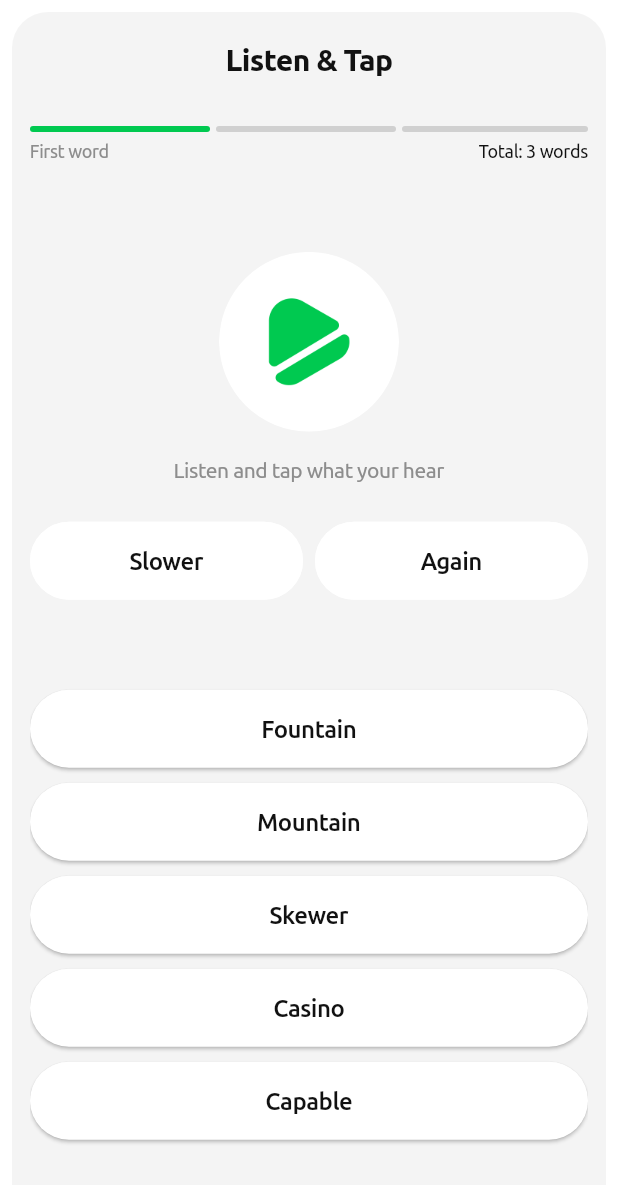
After one commit to Djakh/ustadia_user_app, a Flutter app: the ListenTapPage screen opened by its route, after a tap on "Single words", on a phone screen of 412 x 824 dp. The commit adds this screen. Shown: the top 1185 px of the screen. Run offline on Flutter 3.47's test engine with Material 3 defaults, Android fonts, the phone set to English and light mode, and no system bars; our stand-ins replace dio, dotted_border, equatable, flutter_bloc, flutter_tts, get_it and 1 more; project files that could hold a hidden picture were left out.

Commit message:
Issue #22: listan and tap page was implemented

```diff
--- a/lib/app.dart
+++ b/lib/app.dart
@@ -4,20 +4,22 @@ import 'package:ustadia_user_app/assets/themes/theme.dart';
 import 'package:ustadia_user_app/features/posts/presentation/bloc/post_bloc.dart';
 import 'package:ustadia_user_app/injection_container.dart';
 import 'package:ustadia_user_app/router.dart';
+import 'package:ustadia_user_app/size_config.dart';
 
 class UstadiaUserApp extends StatelessWidget {
   const UstadiaUserApp({super.key});
 
   /// --- Widgets ---
 
-  Widget get materialApp => MaterialApp.router(
-        title: 'Ustadia User',
-        theme: AppTheme.light(),
-        darkTheme: AppTheme.dark(),
-        themeMode: ThemeMode.system,
-        routerConfig: appRouter
-      );
-
+  Widget get materialApp => LayoutBuilder(builder: (context, constraints) {
+        SizeConfig().init(context, constraints);
+        return MaterialApp.router(
+            title: 'Ustadia User',
+            theme: AppTheme.light(),
+            darkTheme: AppTheme.dark(),
+            themeMode: ThemeMode.light,
+            routerConfig: appRouter);
+      });
   @override
   Widget build(BuildContext context) => MultiBlocProvider(
         providers: [BlocProvider<PostBloc>(create: (_) => sl<PostBloc>())],
--- a/lib/assets/constants/images.dart
+++ b/lib/assets/constants/images.dart
@@ -21,6 +21,7 @@ class AppImages {
   static const dailyChallangeBackground = 'assets/images/daily_challange_background.png';
   static const flashcardBackrgound = 'assets/images/flashcard_background.png';
   static const clap = 'assets/images/clap.png';
+  static const listenButton = 'assets/images/listen_button.png';
 
   /// --- Icons PNG ---
 
--- a/lib/core/network/dio_client.dart
+++ b/lib/core/network/dio_client.dart
@@ -23,6 +23,9 @@ class DioClient {
   }
 
   static void _log(String message) {
+    Dio dio = Dio(BaseOptions(baseUrl: "https://example.com"));
+
+    dio.get("/some");
     // Keep logging minimal; swap with a proper logger if needed.
     // ignore: avoid_print
     print('[DIO] $message');
--- a/lib/core/widgets/buttons/button.dart
+++ b/lib/core/widgets/buttons/button.dart
@@ -67,7 +67,7 @@ class Button extends StatelessWidget {
   Widget primaryButton(BuildContext context) => ElevatedButton(
         onPressed: isAvialable && !isLoading ? onTap : null,
         style: ElevatedButton.styleFrom(
-            minimumSize: Size(double.infinity, (height ?? 53).toDouble()),
+            minimumSize: Size(double.infinity, (height ?? 52).toDouble()),
             shape: RoundedRectangleBorder(borderRadius: Style.border32),
             backgroundColor: isAvialable ? color ?? context.cs.primary : context.cs.tertiary),
         child: isLoading ? const ActivityIndicator() : content(context),
@@ -76,7 +76,7 @@ class Button extends StatelessWidget {
   OutlinedButton textButton(BuildContext context) => OutlinedButton(
       onPressed: isAvialable ? onTap : null,
       style: OutlinedButton.styleFrom(
-        minimumSize: Size(double.infinity, (height ?? 53).toDouble()),
+        minimumSize: Size(double.infinity, (height ?? 52).toDouble()),
         shape: RoundedRectangleBorder(borderRadius: Style.border32),
         side: BorderSide(color: borderColor ?? context.cs.tertiary, width: borderWidth ?? 1.5),
         backgroundColor: isAvialable ? color ?? AppColors.white : AppColors.gray8D,
--- a/lib/core/widgets/cards/primary_background.dart
+++ b/lib/core/widgets/cards/primary_background.dart
@@ -10,14 +10,15 @@ class PrimaryBackground extends StatefulWidget {
   final EdgeInsets? padding;
   final String? title;
   final bool isHeader;
-
+  final bool isScrollable;
   const PrimaryBackground(
       {super.key,
       required this.child,
       this.padding,
       this.title,
       this.isHeader = true,
-      this.header});
+      this.header,
+      this.isScrollable = false});
 
   @override
   State<PrimaryBackground> createState() => _PrimaryBackgroundState();
@@ -97,6 +98,11 @@ class _PrimaryBackgroundState extends State<PrimaryBackground> {
         Padding(padding: const EdgeInsets.symmetric(horizontal: 56), child: centerWidget(context))
       ]));
 
+  Widget get scrollableChild => SingleChildScrollView(child: widget.child);
+
+  Widget get checkScrollabilityChild =>
+      widget.isScrollable ? SingleChildScrollView(child: widget.child) : widget.child;
+
   Widget view(BuildContext context) => SafeArea(
       child: Container(
           margin: const EdgeInsets.all(8),
@@ -108,7 +114,7 @@ class _PrimaryBackgroundState extends State<PrimaryBackground> {
 
               children: [
                 if (widget.isHeader) backButtonAndCenterWidget(context),
-                Expanded(child: widget.child)
+                Expanded(child: checkScrollabilityChild)
               ])));
 
   @override
--- a/lib/core/widgets/indicators/page_indicator.dart
+++ b/lib/core/widgets/indicators/page_indicator.dart
@@ -9,7 +9,7 @@ class PageIndicator extends StatelessWidget {
   final double itemHeight;
   final double spacing;
   final BorderRadius borderRadius;
-
+  final bool isExpanded;
   const PageIndicator({
     super.key,
     required this.currentIndex,
@@ -20,6 +20,7 @@ class PageIndicator extends StatelessWidget {
     this.itemHeight = 4,
     this.spacing = 4,
     BorderRadius? borderRadius,
+    this.isExpanded = false,
   }) : borderRadius = borderRadius ?? const BorderRadius.all(Radius.circular(12));
 
   Color _colorFor(int index) {
@@ -33,12 +34,13 @@ class PageIndicator extends StatelessWidget {
       margin: EdgeInsets.only(right: index == total - 1 ? 0 : spacing),
       height: itemHeight,
       width: itemWidth,
-      decoration: BoxDecoration(
-          color: _colorFor(index),
-          borderRadius: borderRadius));
+      decoration: BoxDecoration(color: _colorFor(index), borderRadius: borderRadius));
+
+  Widget checkIsExpandedIndicatior(int index) =>
+      isExpanded ? Expanded(child: itemAnimatedContainer(index)) : itemAnimatedContainer(index);
 
   @override
   Widget build(BuildContext context) => Row(
       mainAxisAlignment: MainAxisAlignment.start,
-      children: List.generate(total, (index) => itemAnimatedContainer(index)));
+      children: List.generate(total, (index) => checkIsExpandedIndicatior(index)));
 }
--- /dev/null
+++ b/lib/features/practice/presentation/pages/listen_tap_pages/listen_mode_choose_view.dart
@@ -0,0 +1,27 @@
+import 'package:flutter/material.dart';
+import 'package:ustadia_user_app/assets/themes/style.dart';
+import 'package:ustadia_user_app/features/practice/presentation/pages/listen_tap_pages/listen_tap_page.dart';
+import 'package:ustadia_user_app/features/practice/presentation/widgets/cards/listen_mode_card.dart';
+
+class ListenModeChooseContent extends StatelessWidget {
+  final Function(ListenTapMode value) selectMode;
+  const ListenModeChooseContent({super.key, required this.selectMode});
+
+  Widget modeSelection(BuildContext context) =>
+      Column(crossAxisAlignment: CrossAxisAlignment.start, children: [
+        const SizedBox(height: 24),
+        Text('Choose how to train', style: Style.bodyw6(context)),
+        const SizedBox(height: 12),
+        ListenModeCard(
+            selectMode: () => selectMode(ListenTapMode.words),
+            title: 'Single words',
+            subtitle: 'Practice pronunciation nuance'),
+        const SizedBox(height: 12),
+        ListenModeCard(
+            selectMode: () => selectMode(ListenTapMode.sentences),
+            title: 'Short sentences',
+            subtitle: 'Improve your comprehension speed'),
+      ]);
+  @override
+  Widget build(BuildContext context) => modeSelection(context);
+}
--- /dev/null
+++ b/lib/features/practice/presentation/pages/listen_tap_pages/listen_quiz_view.dart
@@ -0,0 +1,221 @@
+import 'package:flutter/material.dart';
+import 'package:flutter_tts/flutter_tts.dart';
+import 'package:ustadia_user_app/assets/constants/images.dart';
+import 'package:ustadia_user_app/assets/themes/style.dart';
+import 'package:ustadia_user_app/core/extensions/build_context_extension.dart';
+import 'package:ustadia_user_app/core/widgets/buttons/button.dart';
+import 'package:ustadia_user_app/core/widgets/indicators/page_indicator.dart';
+import 'package:ustadia_user_app/features/practice/presentation/pages/listen_tap_pages/listen_tap_page.dart';
+import 'package:ustadia_user_app/size_config.dart';
+
+class ListenQuizView extends StatefulWidget {
+  final FlutterTts tts;
+  final ListenTapMode mode;
+  final Function(ListenTapMode value) selectMode;
+  const ListenQuizView(
+      {super.key, required this.selectMode, required this.tts, required this.mode});
+
+  @override
+  State<ListenQuizView> createState() => _ListenQuizViewState();
+}
+
+class _ListenQuizViewState extends State<ListenQuizView> {
+  int totalListenings = 3;
+  int listeningIndex = 0;
+  int? selectedIndex;
+  bool answered = false;
+
+  /// --- Getters ---
+
+  List<ListenTapQuestion> get wordQuestions => const [
+        ListenTapQuestion(
+            prompt: 'skewer',
+            options: ['Fountain', 'Mountain', 'Skewer', 'Casino', 'Capable'],
+            answerIndex: 0),
+        ListenTapQuestion(
+            prompt: 'deliver',
+            options: ['Defiance', 'Delicious', 'Deliver', 'Decide', 'Decision'],
+            answerIndex: 1),
+        ListenTapQuestion(
+            prompt: 'liberty',
+            options: ['Liberty', 'Library', 'Lightly', 'Likely'],
+            answerIndex: 2),
+      ];
+
+  List<ListenTapQuestion> get sentenceQuestions => const [
+        ListenTapQuestion(
+            prompt: 'Where is the station?',
+            options: [
+              'Where is the station?',
+              'Where is the vacation?',
+              'Where is the bus station?'
+            ],
+            answerIndex: 0),
+        ListenTapQuestion(
+            prompt: 'I like coffee',
+            options: ['I like coffee', "I'd like coffee", 'See you tomorrow'],
+            answerIndex: 1),
+        ListenTapQuestion(
+            prompt: 'See you tomorrow',
+            options: ['See you tomorrow', 'See you borrow', 'See you next summer'],
+            answerIndex: 2),
+      ];
+
+  List<ListenTapQuestion> get questions =>
+      widget.mode == ListenTapMode.sentences ? sentenceQuestions : wordQuestions;
+
+  ListenTapQuestion get current => questions[listeningIndex];
+
+  double get progress => (listeningIndex + 1) / questions.length;
+
+  bool get isCorrect => selectedIndex != null && selectedIndex == current.answerIndex;
+
+  String getNumberInWords(int number) {
+    switch (number) {
+      case 0:
+        return 'First';
+      case 1:
+        return 'Second';
+      case 2:
+        return 'Third';
+
+      default:
+        return '';
+    }
+  }
+
+  String get wordOrSentence => widget.mode == ListenTapMode.words ? "word" : "sentence";
+
+  /// --- Methods ---
+
+  Future<void> onPlay({double rate = 0.95}) async {
+    try {
+      await widget.tts.stop();
+      await widget.tts.setLanguage('en-US');
+      await widget.tts.setSpeechRate(rate);
+      await widget.tts.speak(current.prompt);
+    } catch (e) {
+      print("My exception is $e");
+      // Ignore missing plugin edge cases (e.g., when TTS channel is not available)
+    }
+  }
+
+  void onSelectOption(int index) {
+    if (answered) return;
+    setState(() {
+      selectedIndex = index;
+      answered = true;
+    });
+  }
+
+  void onNext() {
+    if (listeningIndex == questions.length - 1) {
+      setState(() {
+        listeningIndex = 0;
+        selectedIndex = null;
+        answered = false;
+      });
+      return;
+    }
+    setState(() {
+      listeningIndex++;
+      selectedIndex = null;
+      answered = false;
+    });
+  }
+
+  /// --- Widgets ---
+
+  Widget get indicator => PageIndicator(
+      currentIndex: listeningIndex,
+      total: 3,
+      activeColor: context.cs.primary,
+      inactiveColor: context.cs.onTertiary.withAlpha(89),
+      isExpanded: true);
+
+  Widget get currentListening => Text(
+        "${getNumberInWords(listeningIndex)} $wordOrSentence",
+        style: Style.small2w4(context, color: TextColorRole.greyColor),
+      );
+
+  Widget get totalListeningWidget => Text(
+        "Total: $totalListenings ${wordOrSentence}s",
+        style: Style.small2w4(context),
+      );
+
+  Widget get listeningInfo => Row(
+        mainAxisAlignment: MainAxisAlignment.spaceBetween,
+        children: [currentListening, totalListeningWidget],
+      );
+
+  Widget get inkImage => Ink.image(
+      image: const AssetImage(AppImages.listenButton), width: 120, height: 120, fit: BoxFit.cover);
+
+  Widget get audioButton => Material(
+      color: Colors.transparent,
+      shape: const CircleBorder(),
+      clipBehavior: Clip.antiAlias,
+      child: InkWell(
+          onTap: onPlay,
+          customBorder: const CircleBorder(),
+          splashColor: Colors.white24, // чтобы точно было видно
+          highlightColor: Colors.white10, // опционально
+          child: inkImage));
+
+  Widget get controlRow => Row(children: [
+        Expanded(child: Button.border(onTap: () => onPlay(rate: 0.75), text: 'Slower')),
+        const SizedBox(width: 8),
+        Expanded(child: Button.border(onTap: () => onPlay(rate: 0.95), text: 'Again'))
+      ]);
+
+  Color optionColor(int index) {
+    if (!answered) return context.cs.surface;
+    if (index == current.answerIndex) return context.cs.primary;
+    if (selectedIndex == index && !isCorrect) return context.cs.error;
+    return context.cs.surface;
+  }
+
+  Color optionTextColor(int index) {
+    final fill = optionColor(index);
+    if (fill == context.cs.primary || fill == context.cs.error) return context.cs.onPrimary;
+    return context.cs.onSurface;
+  }
+
+  Widget optionButton(int index) => Button.primary(
+      onTap: () => onSelectOption(index),
+      color: optionColor(index),
+      text: current.options[index],
+      textColor: optionTextColor(index));
+
+  List<Widget> get optionsList => List.generate(
+      current.options.length,
+      (index) =>
+          Padding(padding: const EdgeInsets.symmetric(vertical: 5), child: optionButton(index)));
+
+  Widget get nextButton =>
+      answered ? Button.primary(onTap: onNext, text: 'Next') : const SizedBox(height: 52);
+
+  Widget get quizView => Column(
+        crossAxisAlignment: CrossAxisAlignment.center,
+        children: [
+          const SizedBox(height: 24),
+          indicator,
+          const SizedBox(height: 4),
+          listeningInfo,
+          SizedBox(height: SizeConfig.screenHeight / 14),
+          audioButton,
+          const SizedBox(height: 16),
+          Text('Listen and tap what your hear',
+              style: Style.small3w4(context, color: TextColorRole.greyColor)),
+          const SizedBox(height: 24),
+          controlRow,
+          SizedBox(height: SizeConfig.screenHeight / 15),
+          ...optionsList,
+          const SizedBox(height: 10),
+          nextButton,
+        ],
+      );
+
+  @override
+  Widget build(BuildContext context) => quizView;
+}
--- /dev/null
+++ b/lib/features/practice/presentation/pages/listen_tap_pages/listen_tap_page.dart
@@ -0,0 +1,63 @@
+import 'package:flutter/material.dart';
+import 'package:flutter_tts/flutter_tts.dart';
+import 'package:ustadia_user_app/core/extensions/build_context_extension.dart';
+import 'package:ustadia_user_app/core/widgets/cards/primary_background.dart';
+import 'package:ustadia_user_app/features/practice/presentation/pages/listen_tap_pages/listen_mode_choose_view.dart';
+import 'package:ustadia_user_app/features/practice/presentation/pages/listen_tap_pages/listen_quiz_view.dart';
+
+class ListenTapQuestion {
+  final String prompt;
+  final List<String> options;
+  final int answerIndex;
+
+  const ListenTapQuestion({required this.prompt, required this.options, required this.answerIndex});
+}
+
+enum ListenTapMode { words, sentences }
+
+class ListenTapPage extends StatefulWidget {
+  const ListenTapPage({super.key});
+
+  @override
+  State<ListenTapPage> createState() => _ListenTapPageState();
+}
+
+class _ListenTapPageState extends State<ListenTapPage> {
+  final FlutterTts _tts = FlutterTts();
+  ListenTapMode? mode;
+
+  /// --- Life cycle ---
+
+  @override
+  void dispose() {
+    _safeStopTts();
+
+    super.dispose();
+  }
+
+  Future<void> _safeStopTts() async {
+    try {
+      await _tts.stop();
+    } catch (_) {
+      // Ignore missing plugin when widget is disposed during hot-reload/navigation.
+    }
+  }
+
+  /// --- Methods ---
+
+  void selectMode(ListenTapMode value) => setState(() {
+        mode = value;
+      });
+
+  /// --- Widgets ---
+
+  Widget get view => PrimaryBackground(
+      title: 'Listen & Tap',
+      isScrollable: true,
+      child: mode == null
+          ? ListenModeChooseContent(selectMode: selectMode)
+          : ListenQuizView(selectMode: selectMode, tts: _tts, mode: mode!));
+
+  @override
+  Widget build(BuildContext context) => Scaffold(backgroundColor: context.cs.surface, body: view);
+}
--- a/lib/features/practice/presentation/pages/practice_page.dart
+++ b/lib/features/practice/presentation/pages/practice_page.dart
@@ -38,7 +38,7 @@ class PracticePage extends StatelessWidget {
             title: 'Listen & Tap',
             description: 'Train your ear with audio',
             image: AppImages.listenTap,
-            route: flashcardSprintRoute),
+            route: listenTapRoute),
         ActivityModel(
             title: 'Speed Mix',
             description: 'A fast mix of tasks for 2 minutes',
--- /dev/null
+++ b/lib/features/practice/presentation/widgets/cards/listen_mode_card.dart
@@ -0,0 +1,42 @@
+import 'package:flutter/material.dart';
+import 'package:ustadia_user_app/assets/themes/style.dart';
+import 'package:ustadia_user_app/core/extensions/build_context_extension.dart';
+
+class ListenModeCard extends StatelessWidget {
+  final Function() selectMode;
+  final String title;
+  final String subtitle;
+
+  const ListenModeCard({
+    super.key,
+    required this.selectMode,
+    required this.title,
+    required this.subtitle,
+  });
+
+  BoxDecoration boxDecoration(BuildContext context) =>
+      BoxDecoration(color: context.cs.surface, borderRadius: Style.border20, boxShadow: [
+        BoxShadow(
+            color: context.cs.surface.withValues(alpha: 0.05),
+            blurRadius: 10,
+            offset: const Offset(0, 4))
+      ]);
+
+  Widget view(BuildContext context) => Material(
+      color: Colors.transparent,
+      child: InkWell(
+          onTap: selectMode,
+          borderRadius: Style.border20,
+          child: Ink(
+              padding: const EdgeInsets.all(16),
+              width: double.infinity,
+              decoration: boxDecoration(context),
+              child: Column(crossAxisAlignment: CrossAxisAlignment.start, children: [
+                Text(title, style: Style.body2w5(context)),
+                const SizedBox(height: 4),
+                Text(subtitle, style: Style.small3w4(context, color: TextColorRole.greyColor))
+              ]))));
+
+  @override
+  Widget build(BuildContext context) => view(context);
+}
--- a/lib/router.dart
+++ b/lib/router.dart
@@ -5,11 +5,12 @@ import 'package:ustadia_user_app/features/auth/presentation/pages/sign_up_page.d
 import 'package:ustadia_user_app/features/intro_survey/presentation/pages/intro_survey_page.dart';
 import 'package:ustadia_user_app/features/onboarding/presentation/pages/onboarding_page.dart';
 import 'package:ustadia_user_app/features/posts/presentation/pages/post_page.dart';
-import 'package:ustadia_user_app/features/practice/presentation/pages/practice_page.dart';
+import 'package:ustadia_user_app/features/practice/presentation/pages/build_sentence_page.dart';
 import 'package:ustadia_user_app/features/practice/presentation/pages/flashcard_sprint_page.dart';
 import 'package:ustadia_user_app/features/practice/presentation/pages/flashcard_sprint_result_page.dart';
+import 'package:ustadia_user_app/features/practice/presentation/pages/listen_tap_pages/listen_tap_page.dart';
+import 'package:ustadia_user_app/features/practice/presentation/pages/practice_page.dart';
 import 'package:ustadia_user_app/features/practice/presentation/pages/word_match_page.dart';
-import 'package:ustadia_user_app/features/practice/presentation/pages/build_sentence_page.dart';
 import 'package:ustadia_user_app/features/practice/presentation/pages/writing_assessment_page.dart';
 import 'package:ustadia_user_app/features/splash/presentation/pages/splash_page.dart';
 
@@ -26,6 +27,7 @@ const flashcardSprintResultRoute = '/practice/flashcard-sprint/result';
 const wordMatchRoute = '/practice/word-match';
 const buildSentenceRoute = '/practice/build-sentence';
 const writingAssessmentRoute = '/practice/writing-assessment';
+const listenTapRoute = '/practice/listen-tap';
 
 final appRouter = GoRouter(initialLocation: splashRoute, routes: [
   GoRoute(path: splashRoute, builder: (context, state) => const SplashPage()),
@@ -42,11 +44,9 @@ final appRouter = GoRouter(initialLocation: splashRoute, routes: [
   GoRoute(
       path: flashcardSprintResultRoute,
       builder: (context, state) =>
-          FlashcardSprintResultPage(stats: state.extra as FlashcardSprintResultStats?))
-  ,
-  GoRoute(path: wordMatchRoute, builder: (context, state) => const WordMatchPage())
-  ,
-  GoRoute(path: buildSentenceRoute, builder: (context, state) => const BuildSentencePage())
-  ,
-  GoRoute(path: writingAssessmentRoute, builder: (context, state) => const WritingAssessmentPage())
+          FlashcardSprintResultPage(stats: state.extra as FlashcardSprintResultStats?)),
+  GoRoute(path: wordMatchRoute, builder: (context, state) => const WordMatchPage()),
+  GoRoute(path: buildSentenceRoute, builder: (context, state) => const BuildSentencePage()),
+  GoRoute(path: writingAssessmentRoute, builder: (context, state) => const WritingAssessmentPage()),
+  GoRoute(path: listenTapRoute, builder: (context, state) => const ListenTapPage()),
 ]);
--- /dev/null
+++ b/lib/size_config.dart
@@ -0,0 +1,27 @@
+import 'package:flutter/cupertino.dart';
+
+class SizeConfig {
+  static late double screenHeight;
+  static late double screenWidth;
+
+  static late double heightPercent1;
+  static late double widthPercent1;
+  static late double rh; // rounded blockSizeVertical to one
+  static late double rw; // rounded blockSizeHorizontal to one
+
+  void init(BuildContext context, BoxConstraints constraints) {
+    final padding = MediaQuery.of(context).padding;
+
+    screenWidth = constraints.maxWidth;
+    screenHeight = constraints.maxHeight - padding.top - padding.bottom; // Exclude SafeArea
+
+    print("Adjusted height (without SafeArea) is $screenHeight");
+    print("width is $screenWidth");
+
+    heightPercent1 = screenHeight * 0.01;
+    widthPercent1 = screenWidth * 0.01;
+
+    rh = heightPercent1 / 9.26;
+    rw = widthPercent1 / 4.28;
+  }
+}
--- a/pubspec.yaml
+++ b/pubspec.yaml
@@ -37,6 +37,7 @@ dependencies:
   dio: ^5.7.0
   equatable: ^2.0.5
   go_router: ^14.3.0
+  flutter_tts: ^3.8.5
 
   # The following adds the Cupertino Icons font to your application.
   # Use with the CupertinoIcons class for iOS style icons.
```
Also changed, not shown: lib/features/posts/data/datasources/post_remote_data_source.dart (+38 -0 lines), assets/images/listen_button.png (added), pubspec.lock, 6 other files.
